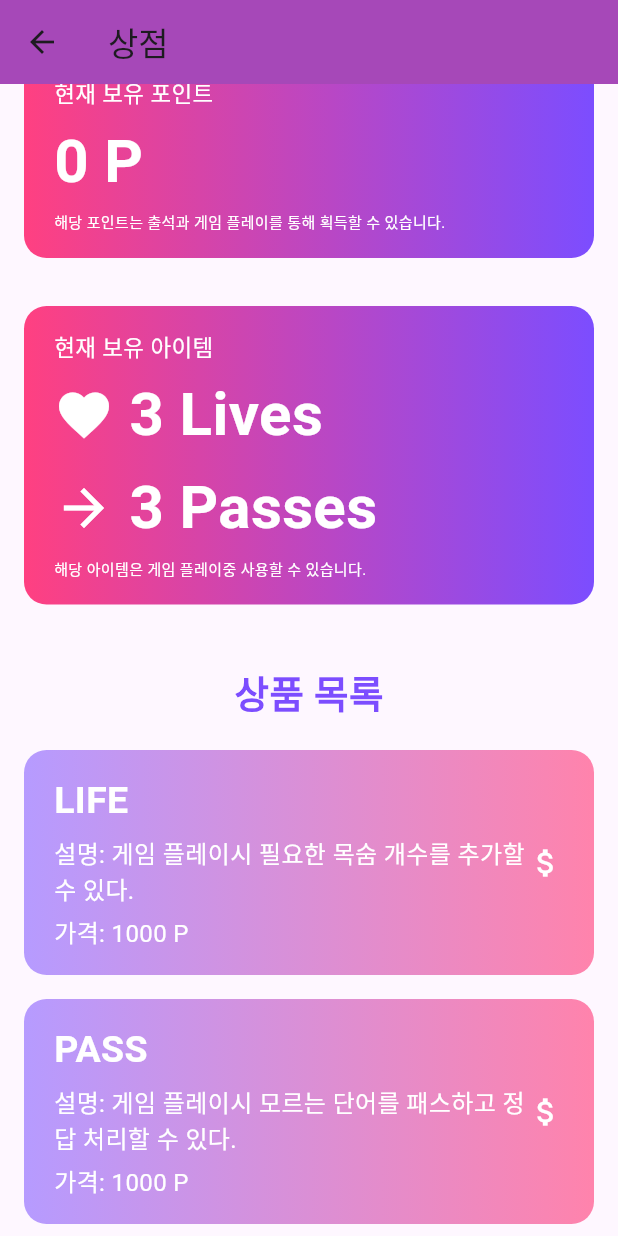
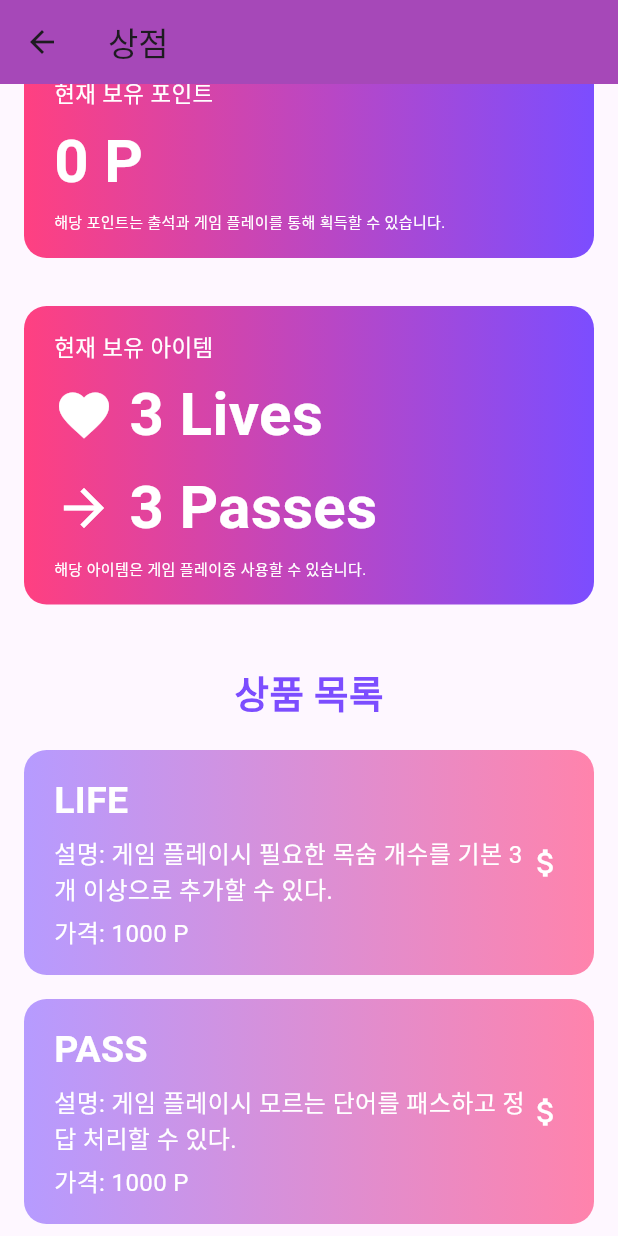
Before and after one commit to sesam0526/vocab-app, a Flutter app: the StoreScreen screen opened directly, scrolled down 37 dp, on a phone screen of 412 x 824 dp. Run offline on Flutter 3.47's test engine with Material 2 defaults, Android fonts, the phone set to English and light mode, and no system bars; our stand-ins replace cloud_firestore, firebase_auth, firebase_core, image_picker, table_calendar; accounts and stored records are empty.

Commit message:
상점설명

```diff
--- a/lib/screens/store_screen.dart
+++ b/lib/screens/store_screen.dart
@@ -288,7 +288,7 @@ class _StoreScreenState extends State<StoreScreen> {
                         const Text(
                           "해당 아이템은 게임 플레이중 사용할 수 있습니다.",
                           style: TextStyle(fontSize: 10.0, color: Colors.white),
-                        )
+                        ),
                       ],
                     ),
                   ],
@@ -306,7 +306,7 @@ class _StoreScreenState extends State<StoreScreen> {
               const SizedBox(height: 10),
               StoreItem(
                 itemName: 'LIFE',
-                itemInfo: '게임 플레이시 필요한 목숨 개수를 추가할 수 있다.',
+                itemInfo: '게임 플레이시 필요한 목숨 개수를 기본 3개 이상으로 추가할 수 있다.',
                 itemPrice: 1000,
                 onItemPressed: () => purchaseItem('LIFE', 1000),
               ),
```
